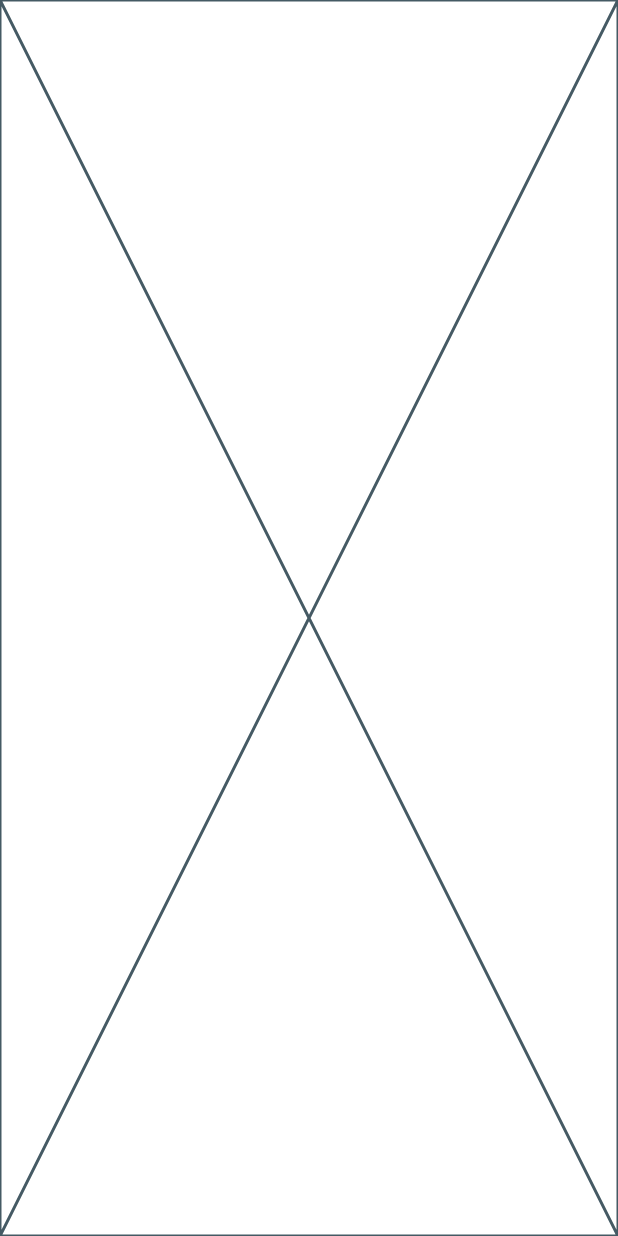
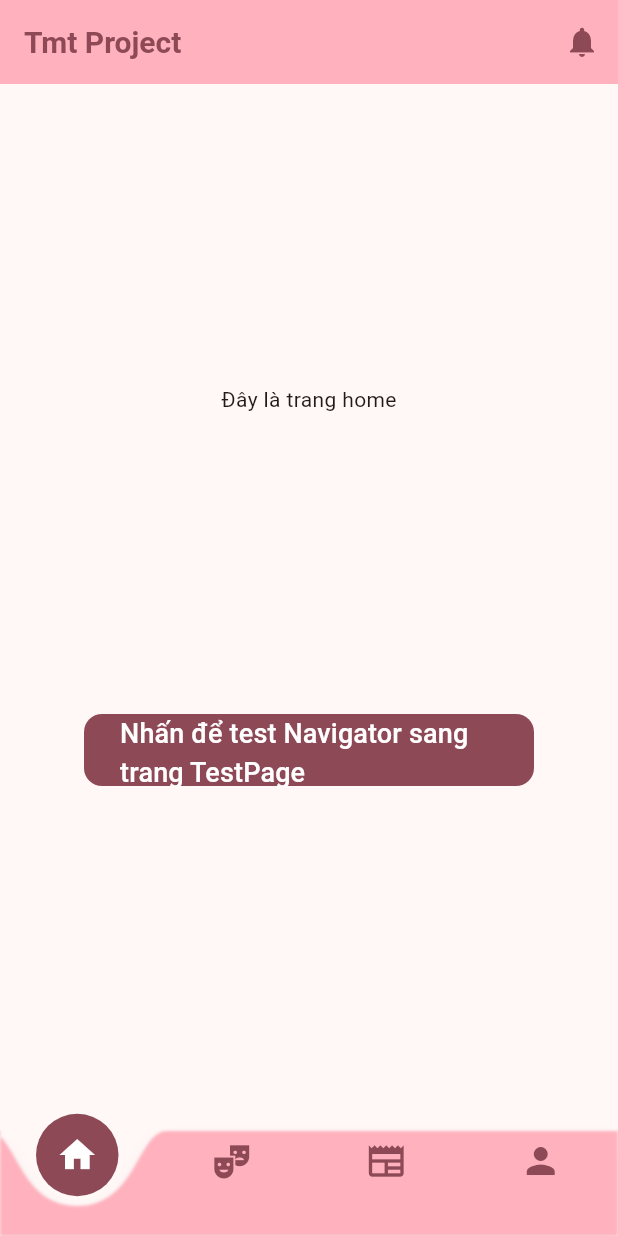
Before and after one commit to quocthai1810/Tmt-Project, a Flutter app: the screen it shows after launch, on a phone screen of 412 x 824 dp. Run offline on Flutter 3.47's test engine with Material 3 defaults, Android fonts, the phone set to English and light mode, and no system bars.

Commit message:
Da merge cac file va tao ra Trang entrypoint

```diff
--- a/lib/core/widgets/thai/custom_BottomNavBar.dart
+++ b/lib/core/widgets/thai/custom_BottomNavBar.dart
@@ -178,7 +178,7 @@ class _CustomBottomnavbarState extends State<CustomBottomnavbar>
                       color:
                           isSelected
                               ? Colors.transparent
-                              : Theme.of(context).colorScheme.primaryContainer,
+                              : Theme.of(context).colorScheme.primary,
                       size: 28,
                     ),
                   ),
--- a/lib/core/widgets/thai/custom_appBar.dart
+++ b/lib/core/widgets/thai/custom_appBar.dart
@@ -24,7 +24,7 @@ class CustomAppbar extends StatelessWidget implements PreferredSizeWidget {
   /// custom Appbar dùng cho toàn app
   const CustomAppbar({
     super.key,
-    this.textTitle = "Tmt",
+    this.textTitle = "Tmt Project",
     required this.listIcon,
     required this.showLeading,
   });
@@ -35,6 +35,7 @@ class CustomAppbar extends StatelessWidget implements PreferredSizeWidget {
   @override
   Widget build(BuildContext context) {
     return AppBar(
+      automaticallyImplyLeading: showLeading,
       backgroundColor: Theme.of(context).colorScheme.inversePrimary,
       title: Text(
         textTitle,
@@ -49,7 +50,7 @@ class CustomAppbar extends StatelessWidget implements PreferredSizeWidget {
               ? IconButton(
                 icon: Icon(
                   Icons.arrow_back_rounded,
-                  color: Theme.of(context).colorScheme.primaryContainer,
+                  color: Theme.of(context).colorScheme.primary,
                 ),
                 onPressed: () {
                   Navigator.pop(context);
@@ -62,7 +63,7 @@ class CustomAppbar extends StatelessWidget implements PreferredSizeWidget {
                 (icon) => IconButton(
                   onPressed: icon.onPressed,
                   icon: Icon(icon.iconData),
-                  color: Theme.of(context).colorScheme.primaryContainer,
+                  color: Theme.of(context).colorScheme.primary,
                 ),
               )
               .toList(),
--- a/lib/main.dart
+++ b/lib/main.dart
@@ -1,4 +1,6 @@
 import 'package:flutter/material.dart';
+import 'package:tmt_project/routers/app_route.dart';
+import 'package:tmt_project/src/thai_src/pages/entry_point_page.dart';
 
 void main() {
   runApp(const MyApp());
@@ -15,15 +17,14 @@ class _MyAppState extends State<MyApp> {
   @override
   Widget build(BuildContext context) {
     return MaterialApp(
+      initialRoute: AppRouteNames.entryPointPage,
+      routes: appRoutes,
       title: 'Flutter Demo',
       theme: ThemeData(
         useMaterial3: true,
         //Đây là màu Chủ đề cho app ( màu Hồng cho đời đẹp :)) )
         colorScheme: ColorScheme.fromSeed(seedColor: Colors.pink),
       ),
-      home: Placeholder(),
-
-
     );
   }
 }
--- /dev/null
+++ b/lib/routers/app_route.dart
@@ -0,0 +1,27 @@
+import 'package:flutter/material.dart';
+import 'package:tmt_project/src/thai_src/pages/entry_point_page.dart';
+import 'package:tmt_project/src/thai_src/pages/home_page.dart';
+import 'package:tmt_project/src/thai_src/pages/news_page.dart';
+import 'package:tmt_project/src/thai_src/pages/test_page.dart';
+import 'package:tmt_project/src/thai_src/pages/theater_page.dart';
+import 'package:tmt_project/src/thai_src/pages/user_page.dart';
+
+class AppRouteNames {
+  static const entryPointPage = '/entry';
+  static const homePage = '/';
+  static const theaterPage = '/theater';
+  static const newsPage = '/news';
+  static const userPage = '/user';
+  static const testPage = '/test';
+}
+
+
+
+final Map<String, WidgetBuilder> appRoutes = {
+  AppRouteNames.entryPointPage: (context) => EntryPointPage(),
+  AppRouteNames.homePage: (context) => HomePage(),
+  AppRouteNames.theaterPage: (context) => TheaterPage(),
+  AppRouteNames.newsPage: (context) => NewsPage(),
+  AppRouteNames.userPage: (context) => UserPage(),
+  AppRouteNames.testPage: (context) => TestPage(),
+};
--- /dev/null
+++ b/lib/src/thai_src/pages/entry_point_page.dart
@@ -0,0 +1,44 @@
+import 'package:flutter/material.dart';
+import 'package:tmt_project/core/widgets/thai/custom_BottomNavBar.dart';
+import 'package:tmt_project/core/widgets/thai/custom_appBar.dart';
+import 'package:tmt_project/src/thai_src/pages/home_page.dart';
+import 'package:tmt_project/src/thai_src/pages/news_page.dart';
+import 'package:tmt_project/src/thai_src/pages/theater_page.dart';
+import 'package:tmt_project/src/thai_src/pages/user_page.dart';
+
+class EntryPointPage extends StatefulWidget {
+  const EntryPointPage({super.key});
+
+  @override
+  State<EntryPointPage> createState() => _EntryPointPageState();
+}
+
+class _EntryPointPageState extends State<EntryPointPage> {
+  int initialIndex = 0;
+  final listIcons = [
+    Icons.home,
+    Icons.theater_comedy,
+    Icons.newspaper,
+    Icons.person,
+  ];
+  final listPages = [HomePage(), TheaterPage(), NewsPage(), UserPage()];
+  @override
+  Widget build(BuildContext context) {
+    return Scaffold(
+      appBar: CustomAppbar(
+        listIcon: [CustomIcon(iconData: Icons.notifications, onPressed: () {})],
+        showLeading: false,
+      ),
+      body: IndexedStack(index: initialIndex, children: listPages),
+      bottomNavigationBar: CustomBottomnavbar(
+        currentIndex: initialIndex,
+        onTap:
+            (index) => setState(() {
+              initialIndex = index;
+            }),
+        items: listIcons,
+        pages: listPages,
+      ),
+    );
+  }
+}
--- /dev/null
+++ b/lib/src/thai_src/pages/home_page.dart
@@ -0,0 +1,31 @@
+import 'package:flutter/material.dart';
+import 'package:tmt_project/core/widgets/tin/custom_button.dart';
+import 'package:tmt_project/routers/app_route.dart';
+
+class HomePage extends StatefulWidget {
+  const HomePage({super.key});
+
+  @override
+  State<HomePage> createState() => _HomePageState();
+}
+
+class _HomePageState extends State<HomePage> {
+  @override
+  Widget build(BuildContext context) {
+    return Center(
+      child: Column(
+        mainAxisAlignment: MainAxisAlignment.spaceEvenly,
+
+        children: [
+          Text("Đây là trang home"),
+          CustomButton(
+            text: "Nhấn để test Navigator sang trang TestPage",
+            onPressed:
+                () => Navigator.pushNamed(context, AppRouteNames.testPage),
+            width: 300,
+          ),
+        ],
+      ),
+    );
+  }
+}
--- /dev/null
+++ b/lib/src/thai_src/pages/test_page.dart
@@ -0,0 +1,14 @@
+import 'package:flutter/material.dart';
+import 'package:tmt_project/core/widgets/thai/custom_appBar.dart';
+
+class TestPage extends StatelessWidget {
+  const TestPage({super.key});
+
+  @override
+  Widget build(BuildContext context) {
+    return Scaffold(
+      appBar: CustomAppbar(listIcon: [], showLeading: true),
+      body: Center(child: Text("Test thành công !!!!!!")),
+    );
+  }
+}
```
Also changed, not shown: lib/core/widgets/minh/code_di.dart (deleted, +0 -201 lines), lib/src/thai_src/pages/news_page.dart (added, +15 -0 lines), lib/src/thai_src/pages/theater_page.dart (added, +15 -0 lines), lib/src/thai_src/pages/user_page.dart (added, +15 -0 lines), 1 other file.
